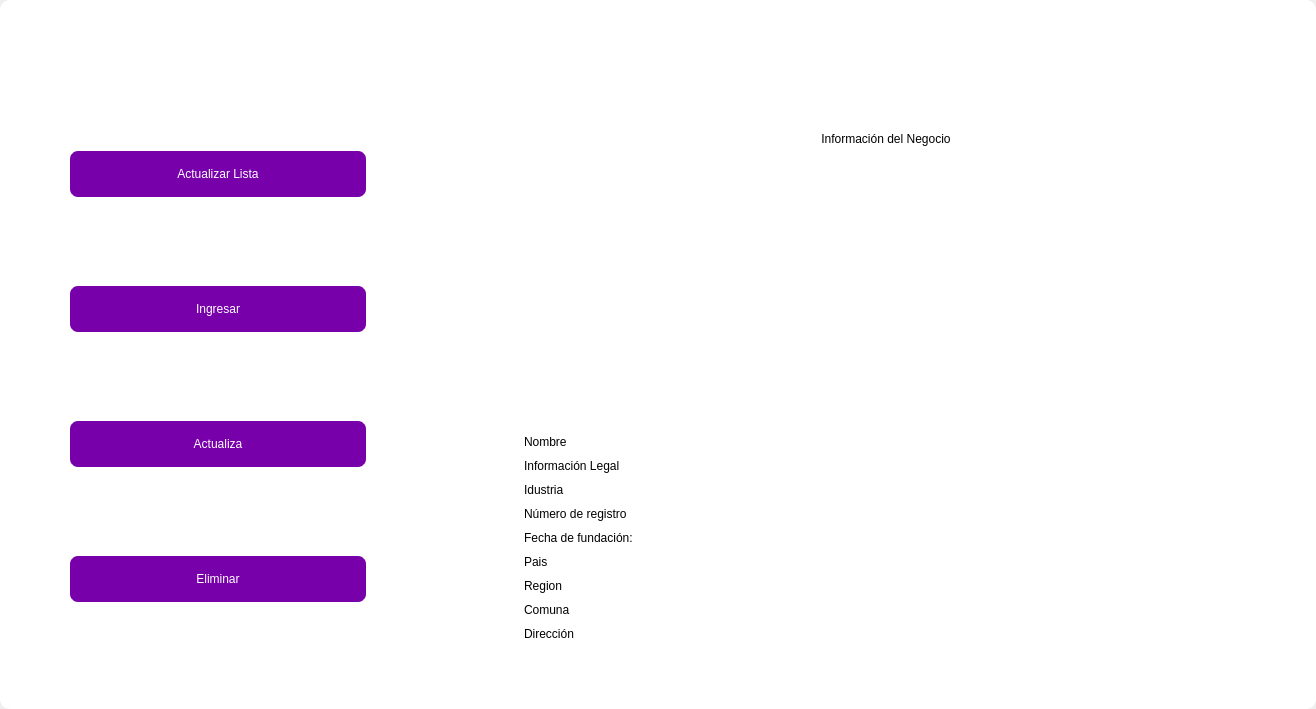
Above: design/standar/mainbusiness1.ui from codemiguel-dev/ERP-EmprendeSoft-Desktop before the change. Below: the same form after it.
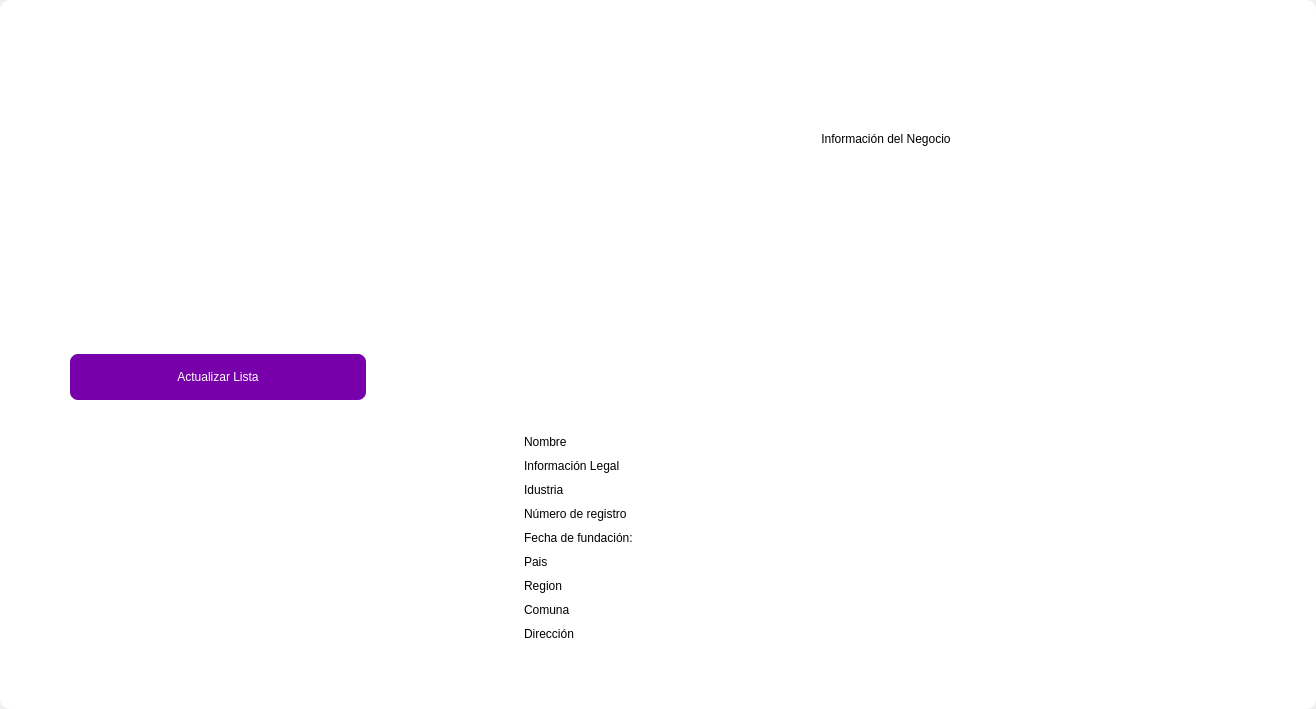
That is the form after the change. Icons and pictures are not drawn.

Diff of the .ui file:
```diff
--- a/design/standar/mainbusiness1.ui
+++ b/design/standar/mainbusiness1.ui
@@ -376,141 +376,6 @@
               </property>
              </widget>
             </item>
-            <item>
-             <widget class="QPushButton" name="btn_add">
-              <property name="minimumSize">
-               <size>
-                <width>0</width>
-                <height>40</height>
-               </size>
-              </property>
-              <property name="maximumSize">
-               <size>
-                <width>300</width>
-                <height>50</height>
-               </size>
-              </property>
-              <property name="cursor">
-               <cursorShape>PointingHandCursor</cursorShape>
-              </property>
-              <property name="styleSheet">
-               <string notr="true">QPushButton{
-border-radius:10px; 
-font: 12pt &quot;Arial&quot;;
-color: rgb(255, 255, 254);
-border: 2px solid #ffffff;
-	background-color: rgb(120, 0, 171);
-}
-
-QPushButton:hover{
-border-radius:10px; 
-font: 12pt &quot;Arial&quot;;
-color: rgb(255, 255, 255);
-border: 2px solid rgb(120, 0, 171);
-	background-color: rgb(120, 0, 171);
-}</string>
-              </property>
-              <property name="text">
-               <string>Ingresar</string>
-              </property>
-              <property name="iconSize">
-               <size>
-                <width>35</width>
-                <height>35</height>
-               </size>
-              </property>
-             </widget>
-            </item>
-            <item>
-             <widget class="QPushButton" name="btn_update">
-              <property name="minimumSize">
-               <size>
-                <width>0</width>
-                <height>40</height>
-               </size>
-              </property>
-              <property name="maximumSize">
-               <size>
-                <width>300</width>
-                <height>50</height>
-               </size>
-              </property>
-              <property name="cursor">
-               <cursorShape>PointingHandCursor</cursorShape>
-              </property>
-              <property name="styleSheet">
-               <string notr="true">QPushButton{
-border-radius:10px; 
-font: 12pt &quot;Arial&quot;;
-color: rgb(255, 255, 254);
-border: 2px solid #ffffff;
-	background-color: rgb(120, 0, 171);
-}
-
-QPushButton:hover{
-border-radius:10px; 
-font: 12pt &quot;Arial&quot;;
-color: rgb(255, 255, 255);
-border: 2px solid rgb(120, 0, 171);
-	background-color: rgb(120, 0, 171);
-}</string>
-              </property>
-              <property name="text">
-               <string>Actualiza</string>
-              </property>
-              <property name="iconSize">
-               <size>
-                <width>35</width>
-                <height>35</height>
-               </size>
-              </property>
-             </widget>
-            </item>
-            <item>
-             <widget class="QPushButton" name="btn_delete">
-              <property name="minimumSize">
-               <size>
-                <width>0</width>
-                <height>40</height>
-               </size>
-              </property>
-              <property name="maximumSize">
-               <size>
-                <width>300</width>
-                <height>50</height>
-               </size>
-              </property>
-              <property name="cursor">
-               <cursorShape>PointingHandCursor</cursorShape>
-              </property>
-              <property name="styleSheet">
-               <string notr="true">QPushButton{
-border-radius:10px; 
-font: 12pt &quot;Arial&quot;;
-color: rgb(255, 255, 254);
-border: 2px solid #ffffff;
-	background-color: rgb(120, 0, 171);
-}
-
-QPushButton:hover{
-border-radius:10px; 
-font: 12pt &quot;Arial&quot;;
-color: rgb(255, 255, 255);
-border: 2px solid rgb(120, 0, 171);
-	background-color: rgb(120, 0, 171);
-}</string>
-              </property>
-              <property name="text">
-               <string>Eliminar</string>
-              </property>
-              <property name="iconSize">
-               <size>
-                <width>35</width>
-                <height>35</height>
-               </size>
-              </property>
-             </widget>
-            </item>
            </layout>
           </item>
           <item>
```
